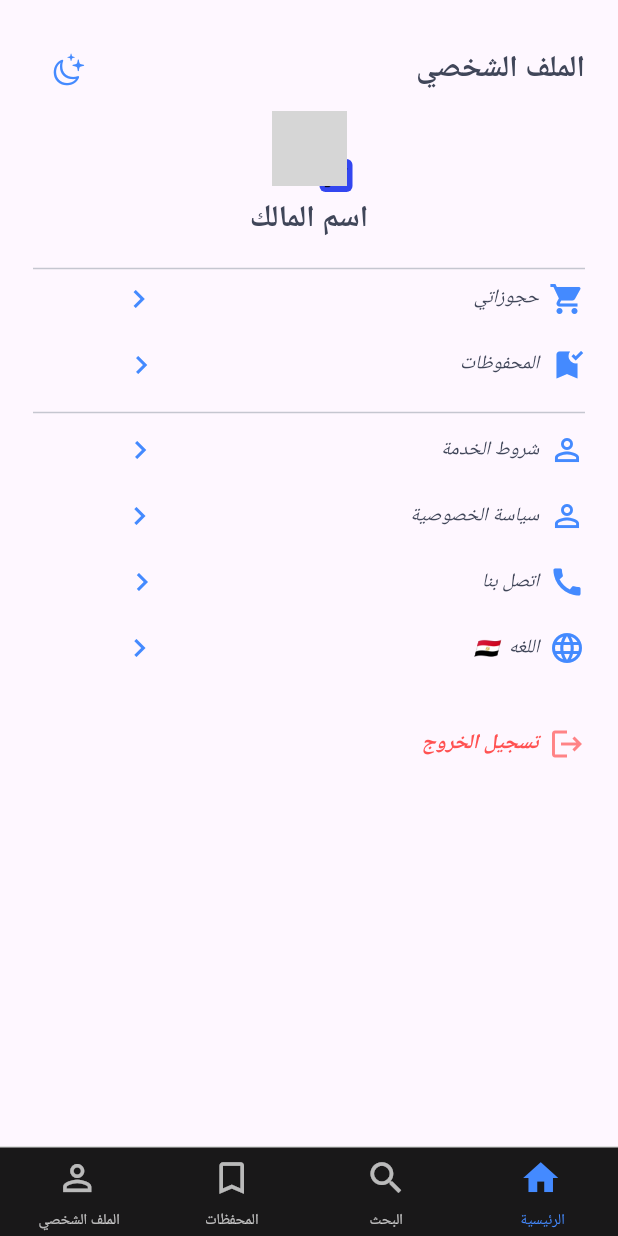
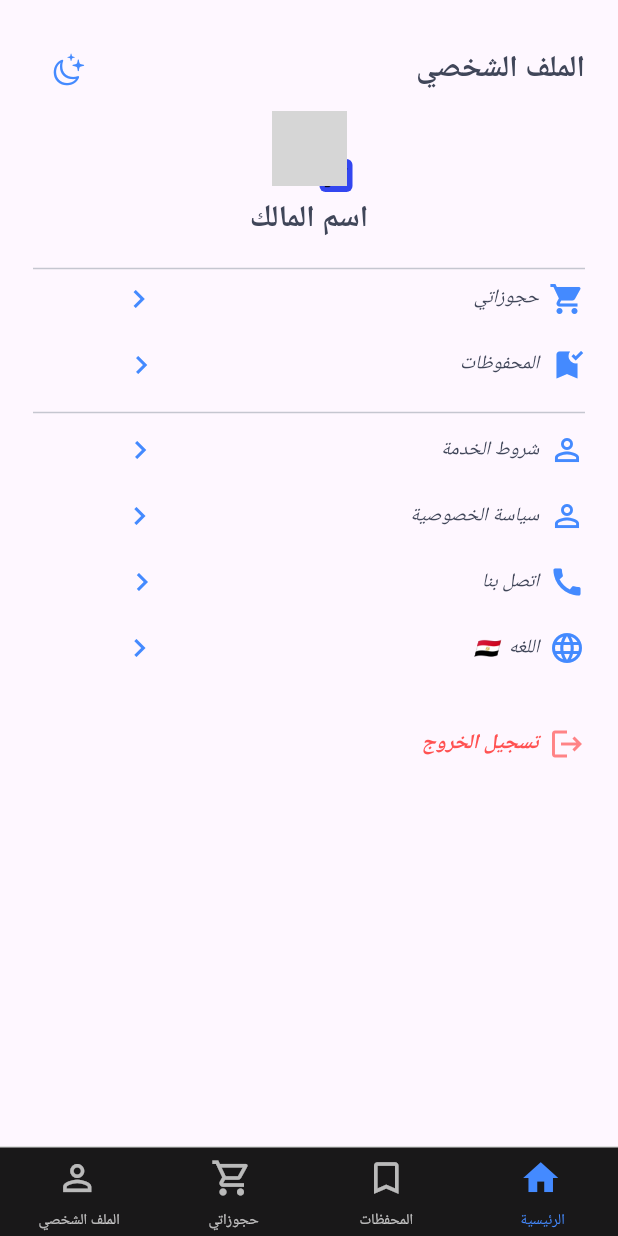
Before and after one commit to MOSTAFA-LOL/aqarak, a Flutter app: the screen it shows after launch, swiped to page 4, on a phone screen of 412 x 824 dp. Run offline on Flutter 3.47's test engine with Material 3 defaults, Android fonts, the phone set to English and light mode, and no system bars; our stand-ins replace dio, flutter_bloc, get, get_storage, image_picker, shared_preferences; network calls fail; grey boxes are pictures that could not be loaded.

Commit message:
Update tap_screan.dart

```diff
--- a/lib/screans/tap_screan.dart
+++ b/lib/screans/tap_screan.dart
@@ -1,12 +1,10 @@
+import 'package:aqarak/navbar/bookpage.dart';
 import 'package:aqarak/navbar/profile.dart';
 import 'package:aqarak/navbar/saved.dart';
-import 'package:aqarak/navbar/search.dart';
 import 'package:aqarak/screans/homepage.dart';
-import 'package:aqarak/screans/sign_up.dart';
+
 import 'package:flutter/cupertino.dart';
 import 'package:flutter/material.dart';
-
-
 
 class TapScrean extends StatefulWidget {
   const TapScrean({super.key});
@@ -18,18 +16,26 @@ class TapScrean extends StatefulWidget {
 class _TapScreanState extends State<TapScrean> {
   final PageController _pageController = PageController();
   int currentPage = 0;
+  Color color = Colors.blueAccent;
   @override
   Widget build(BuildContext context) {
     return Scaffold(
       bottomNavigationBar: CupertinoTabBar(
         // ignore: deprecated_member_use
-  backgroundColor: const Color.fromARGB(255, 0, 0, 0).withOpacity(0.9), // Softer background
+        backgroundColor: const Color.fromARGB(
+          255,
+          0,
+          0,
+          0,
+        ).withOpacity(0.9), // Softer background
         activeColor: color, // Your accent color
         inactiveColor: Colors.white70, // Better contrast with grey background
         currentIndex: currentPage, // Sync with controller
         iconSize: 28, // Optimal icon size
         height: 60, // Better touch target
-  border: Border(top: BorderSide(color: Colors.grey.shade300)), // Add top border
+        border: Border(
+          top: BorderSide(color: Colors.grey.shade300),
+        ), // Add top border
         onTap: (index) {
           _pageController.jumpToPage(index);
           setState(() => currentPage = index);
@@ -40,15 +46,21 @@ class _TapScreanState extends State<TapScrean> {
             activeIcon: Icon(Icons.home),
             label: 'الرئيسية ',
           ),
-    BottomNavigationBarItem(
-      icon: Icon(Icons.search_outlined),
-      activeIcon: Icon(Icons.search),
-      label: 'البحث',
-    ),
+          // BottomNavigationBarItem(
+          //   icon: Icon(Icons.search_outlined),
+          //   activeIcon: Icon(Icons.search),
+          //   label: 'البحث',
+          // ),
           BottomNavigationBarItem(
             icon: Icon(Icons.bookmark_outline),
             activeIcon: Icon(Icons.bookmark),
             label: 'المحفظات',
+
+          ),
+          BottomNavigationBarItem(
+            icon: Icon(Icons.shopping_cart_outlined),
+            activeIcon: Icon(Icons.shopping_cart),
+            label: 'حجوزاتي ',
           ),
 
           BottomNavigationBarItem(
@@ -62,12 +74,8 @@ class _TapScreanState extends State<TapScrean> {
         physics: NeverScrollableScrollPhysics(),
         controller: _pageController,
         onPageChanged: (index) {},
-          children: [
-            Homepage(),
-            Search(propertyKey: '',  propertyImage: '', propertyValue: '', ),
-            FavoritesScreen(),
-            Profile(),
-          ]),
+        children: [Homepage(), FavoritesScreen(), Bookpage(), Profile()],
+      ),
     );
   }
 }
```
Lines whose indentation alone changed are shown as unchanged.
